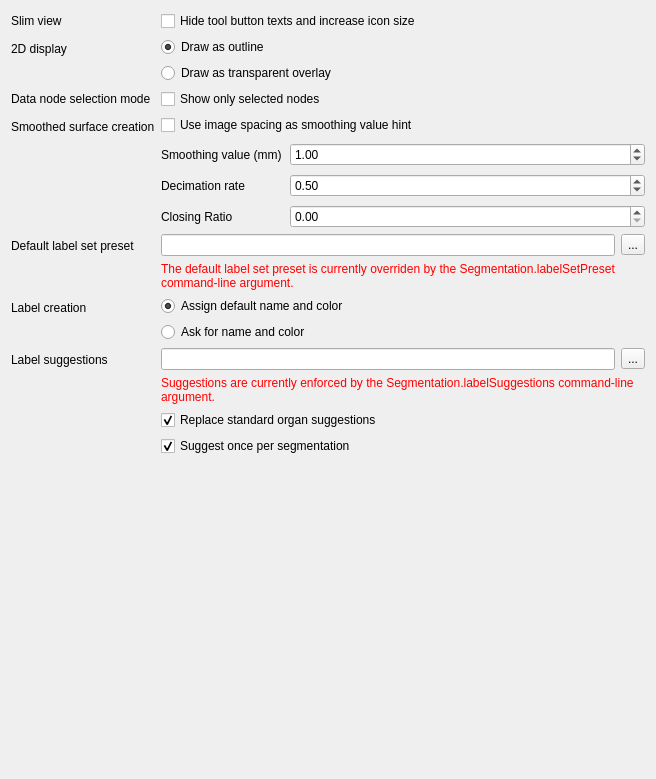
The window that Plugins/org.mitk.gui.qt.segmentation/src/QmitkSegmentationPreferencePageControls.ui (MITK/MITK) describes before a commit, drawn with Qt 5.
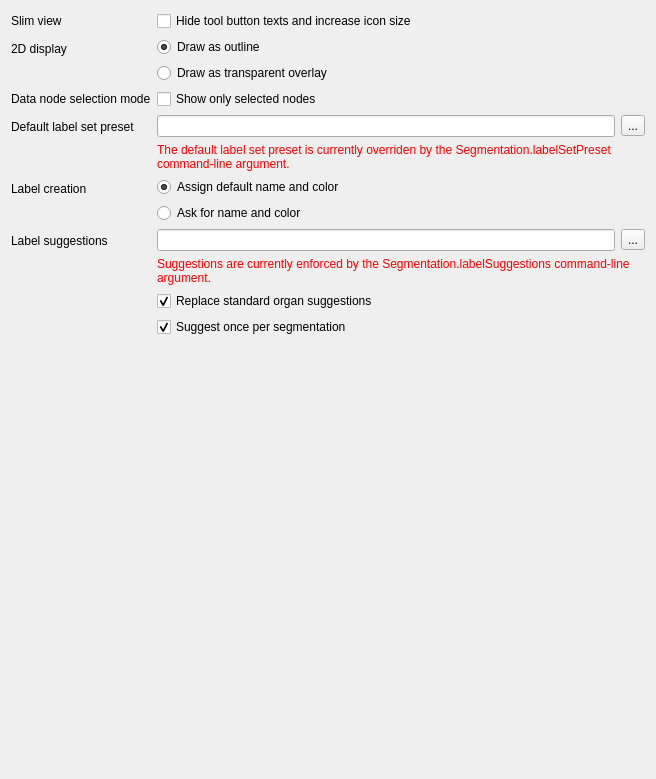
The same window after the commit.

Commit message:
Remove smoothing parameters from the preference page
These parameters are barely used and lead to confusion.

Patch:
```diff
--- a/Plugins/org.mitk.gui.qt.segmentation/src/QmitkSegmentationPreferencePageControls.ui
+++ b/Plugins/org.mitk.gui.qt.segmentation/src/QmitkSegmentationPreferencePageControls.ui
@@ -80,103 +80,13 @@
     </widget>
    </item>
    <item row="3" column="0">
-    <widget class="QLabel" name="surfaceCreationLabel">
-     <property name="text">
-      <string>Smoothed surface creation</string>
-     </property>
-    </widget>
-   </item>
-   <item row="3" column="1">
-    <layout class="QFormLayout" name="surfaceLayout">
-     <property name="horizontalSpacing">
-      <number>8</number>
-     </property>
-     <property name="verticalSpacing">
-      <number>8</number>
-     </property>
-     <item row="1" column="0">
-      <widget class="QLabel" name="smoothingLabel">
-       <property name="text">
-        <string>Smoothing value (mm)</string>
-       </property>
-      </widget>
-     </item>
-     <item row="1" column="1">
-      <widget class="QDoubleSpinBox" name="smoothingSpinBox">
-       <property name="toolTip">
-        <string>The Smoothing value is used as variance for a gaussian blur.</string>
-       </property>
-       <property name="singleStep">
-        <double>0.500000000000000</double>
-       </property>
-       <property name="value">
-        <double>1.000000000000000</double>
-       </property>
-      </widget>
-     </item>
-     <item row="2" column="0">
-      <widget class="QLabel" name="decimationLabel">
-       <property name="text">
-        <string>Decimation rate</string>
-       </property>
-      </widget>
-     </item>
-     <item row="2" column="1">
-      <widget class="QDoubleSpinBox" name="decimationSpinBox">
-       <property name="toolTip">
-        <string>Valid range is [0, 1). High values increase decimation, especially when very close to 1. A value of 0 disables decimation.</string>
-       </property>
-       <property name="maximum">
-        <double>0.990000000000000</double>
-       </property>
-       <property name="singleStep">
-        <double>0.100000000000000</double>
-       </property>
-       <property name="value">
-        <double>0.500000000000000</double>
-       </property>
-      </widget>
-     </item>
-     <item row="3" column="0">
-      <widget class="QLabel" name="closingLabel">
-       <property name="text">
-        <string>Closing Ratio</string>
-       </property>
-      </widget>
-     </item>
-     <item row="3" column="1">
-      <widget class="QDoubleSpinBox" name="closingSpinBox">
-       <property name="toolTip">
-        <string>Valid range is [0, 1]. Higher values increase closing. A value of 0 disables closing.</string>
-       </property>
-       <property name="maximum">
-        <double>1.000000000000000</double>
-       </property>
-       <property name="singleStep">
-        <double>0.100000000000000</double>
-       </property>
-      </widget>
-     </item>
-     <item row="0" column="0" colspan="2">
-      <widget class="QCheckBox" name="smoothingCheckBox">
-       <property name="toolTip">
-        <string>If checked the segmentation plugin ensures that only the selected segmentation and the reference image are visible at one time.</string>
-       </property>
-       <property name="text">
-        <string>Use image spacing as smoothing value hint</string>
-       </property>
-      </widget>
-     </item>
-    </layout>
-   </item>
-   <item row="4" column="0">
     <widget class="QLabel" name="labelSetPresetLabel">
      <property name="text">
       <string>Default label set preset</string>
      </property>
     </widget>
    </item>
-   <item row="4" column="1">
+   <item row="3" column="1">
     <layout class="QGridLayout" name="gridLayout">
      <item row="0" column="0">
       <widget class="QLineEdit" name="labelSetPresetLineEdit">
@@ -207,14 +117,14 @@
      </item>
     </layout>
    </item>
-   <item row="5" column="0">
+   <item row="4" column="0">
     <widget class="QLabel" name="labelCreationLabel">
      <property name="text">
       <string>Label creation</string>
      </property>
     </widget>
    </item>
-   <item row="5" column="1">
+   <item row="4" column="1">
     <layout class="QVBoxLayout" name="verticalLayout">
      <item>
       <widget class="QRadioButton" name="defaultNameRadioButton">
@@ -241,14 +151,14 @@
      </item>
     </layout>
    </item>
-   <item row="6" column="0">
+   <item row="5" column="0">
     <widget class="QLabel" name="labelSuggestions">
      <property name="text">
       <string>Label suggestions</string>
      </property>
     </widget>
    </item>
-   <item row="6" column="1">
+   <item row="5" column="1">
     <layout class="QGridLayout" name="gridLayout_2">
      <item row="0" column="0">
       <widget class="QLineEdit" name="suggestionsLineEdit">
@@ -279,7 +189,7 @@
      </item>
     </layout>
    </item>
-   <item row="7" column="1">
+   <item row="6" column="1">
     <widget class="QCheckBox" name="replaceStandardSuggestionsCheckBox">
      <property name="text">
       <string>Replace standard organ suggestions</string>
@@ -289,7 +199,7 @@
      </property>
     </widget>
    </item>
-   <item row="8" column="1">
+   <item row="7" column="1">
     <widget class="QCheckBox" name="suggestOnceCheckBox">
      <property name="text">
       <string>Suggest once per segmentation</string>
@@ -299,7 +209,7 @@
      </property>
     </widget>
    </item>
-   <item row="9" column="1">
+   <item row="8" column="1">
     <spacer name="verticalSpacer">
      <property name="orientation">
       <enum>Qt::Vertical</enum>
```
Left out of the diff: 2 changed lines with no effect on the pictures. The commit also changes 2 other files.
